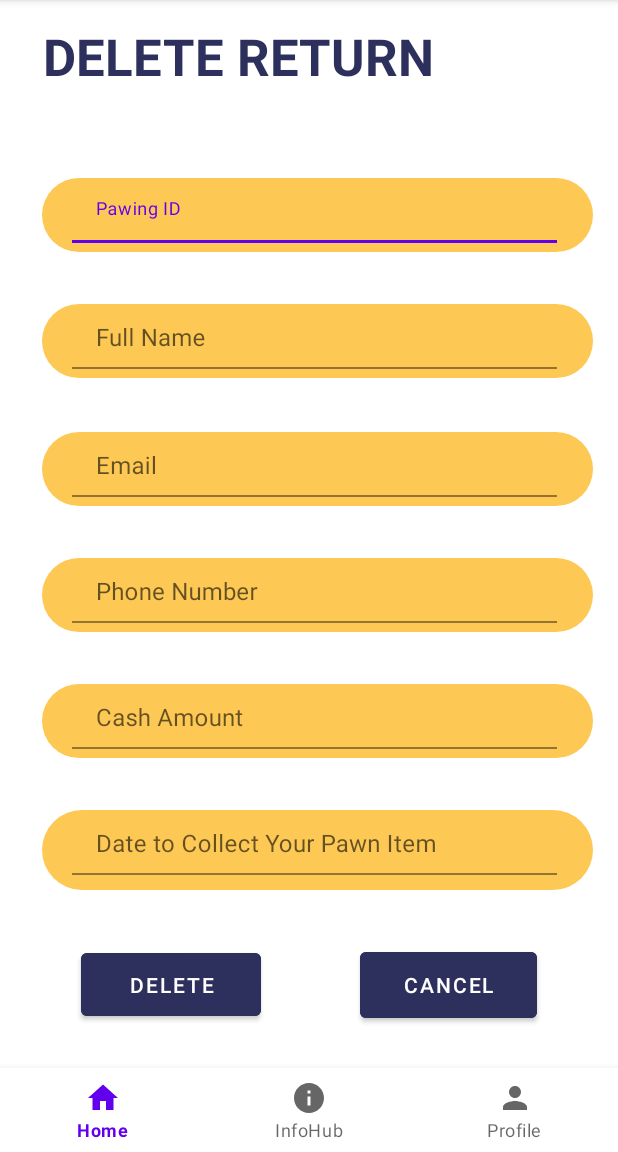
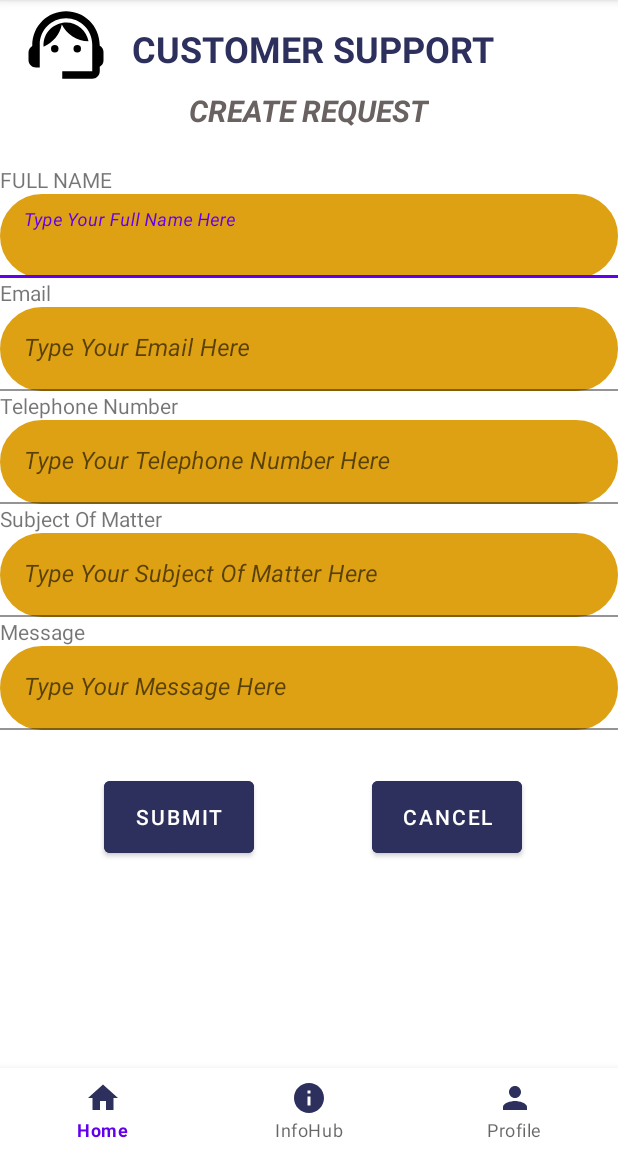
Before and after one commit to teshanj7/CashInPawn, an Android app: the screen it shows after launch (DeleteCashReturn before the commit, CreateCustomerSupport after it), on a phone screen of 412 x 824 dp, the part 84-1236 px from its top. Run offline under Robolectric (Android 15) with nearby library versions, the phone set to English and light mode, and no system bars; Roboto replaces fonts that are not available here.

Commit message:
create customer support

```diff
--- /dev/null
+++ b/app/src/main/java/com/example/pawningsystem/CreateCustomerSupport.kt
@@ -0,0 +1,11 @@
+package com.example.pawningsystem
+
+import androidx.appcompat.app.AppCompatActivity
+import android.os.Bundle
+
+class CreateCustomerSupport : AppCompatActivity() {
+    override fun onCreate(savedInstanceState: Bundle?) {
+        super.onCreate(savedInstanceState)
+        setContentView(R.layout.activity_create_customer_support)
+    }
+}
--- /dev/null
+++ b/app/src/main/res/drawable/baseline_support_agent_24.xml
@@ -0,0 +1,8 @@
+<vector android:height="24dp" android:tint="#000000"
+    android:viewportHeight="24" android:viewportWidth="24"
+    android:width="24dp" xmlns:android="http://schemas.android.com/apk/res/android">
+    <path android:fillColor="@android:color/white" android:pathData="M21,12.22C21,6.73 16.74,3 12,3c-4.69,0 -9,3.65 -9,9.28C2.4,12.62 2,13.26 2,14v2c0,1.1 0.9,2 2,2h1v-6.1c0,-3.87 3.13,-7 7,-7s7,3.13 7,7V19h-8v2h8c1.1,0 2,-0.9 2,-2v-1.22c0.59,-0.31 1,-0.92 1,-1.64v-2.3C22,13.14 21.59,12.53 21,12.22z"/>
+    <path android:fillColor="@android:color/white" android:pathData="M9,13m-1,0a1,1 0,1 1,2 0a1,1 0,1 1,-2 0"/>
+    <path android:fillColor="@android:color/white" android:pathData="M15,13m-1,0a1,1 0,1 1,2 0a1,1 0,1 1,-2 0"/>
+    <path android:fillColor="@android:color/white" android:pathData="M18,11.03C17.52,8.18 15.04,6 12.05,6c-3.03,0 -6.29,2.51 -6.03,6.45c2.47,-1.01 4.33,-3.21 4.86,-5.89C12.19,9.19 14.88,11 18,11.03z"/>
+</vector>
--- /dev/null
+++ b/app/src/main/res/drawable/round_btn.xml
@@ -0,0 +1,14 @@
+<?xml version="1.0" encoding="utf-8"?>
+<shape xmlns:android="http://schemas.android.com/apk/res/android">
+<solid android:color = "#DEA113"/>
+    <corners
+
+        android:topRightRadius="45dp"
+        android:topLeftRadius="45dp"
+        android:bottomLeftRadius="45dp"
+        android:bottomRightRadius="45dp"
+        />
+    <stroke
+        android:width="3dp"
+        android:color="@color/GoldTheme" />
+</shape>
--- /dev/null
+++ b/app/src/main/res/layout/activity_create_customer_support.xml
@@ -0,0 +1,224 @@
+<?xml version="1.0" encoding="utf-8"?>
+<androidx.constraintlayout.widget.ConstraintLayout xmlns:android="http://schemas.android.com/apk/res/android"
+    xmlns:app="http://schemas.android.com/apk/res-auto"
+    xmlns:tools="http://schemas.android.com/tools"
+    android:layout_width="match_parent"
+    android:layout_height="match_parent"
+    tools:context=".CreateCustomerSupport">
+
+    <FrameLayout
+        android:layout_width="0dp"
+        android:layout_height="0dp"
+        android:background="#FFFFFF"
+        app:layout_constraintBottom_toTopOf="@+id/bottomNavigationView"
+        app:layout_constraintEnd_toEndOf="parent"
+        app:layout_constraintStart_toStartOf="parent"
+        app:layout_constraintTop_toTopOf="parent">
+
+        <ScrollView
+            android:layout_width="match_parent"
+            android:layout_height="match_parent">
+
+
+            <androidx.constraintlayout.widget.ConstraintLayout
+                android:layout_width="match_parent"
+                android:layout_height="wrap_content">
+
+                <ImageView
+                    android:id="@+id/imageView3"
+                    android:layout_width="@dimen/imageViewW"
+                    android:layout_height="@dimen/imageViewH"
+                    app:layout_constraintEnd_toStartOf="@+id/CustomerSupportTitle"
+                    app:layout_constraintStart_toStartOf="parent"
+                    app:layout_constraintTop_toTopOf="parent"
+                    app:srcCompat="@drawable/baseline_support_agent_24" />
+
+                <TextView
+                    android:id="@+id/CustomerSupportTitle"
+                    android:layout_width="268dp"
+                    android:layout_height="94dp"
+                    android:layout_marginStart="88dp"
+                    android:layout_marginTop="16dp"
+                    android:text="CUSTOMER SUPPORT"
+                    android:textColor="#2D2F5C"
+                    android:textSize="24sp"
+                    android:textStyle="bold"
+                    app:layout_constraintStart_toStartOf="parent"
+                    app:layout_constraintTop_toTopOf="parent" />
+
+                <TextView
+                    android:id="@+id/FullNameText1"
+                    android:layout_width="wrap_content"
+                    android:layout_height="wrap_content"
+                    android:text="@string/FullNameText1"
+                    app:layout_constraintStart_toStartOf="parent"
+                    app:layout_constraintTop_toBottomOf="@+id/CustomerSupportTitle" />
+
+                <TextView
+                    android:id="@+id/EmailText1"
+                    android:layout_width="wrap_content"
+                    android:layout_height="wrap_content"
+                    android:layout_weight="1"
+                    android:text="@string/EmailText1"
+                    app:layout_constraintStart_toStartOf="parent"
+                    app:layout_constraintTop_toBottomOf="@+id/FullNameTIL1" />
+
+                <TextView
+                    android:id="@+id/TelephoneNumberText1"
+                    android:layout_width="wrap_content"
+                    android:layout_height="wrap_content"
+                    android:text="@string/TelephoneNumberText1"
+                    app:layout_constraintStart_toStartOf="parent"
+                    app:layout_constraintTop_toBottomOf="@+id/EmailTIL1" />
+
+                <TextView
+                    android:id="@+id/SOM1"
+                    android:layout_width="wrap_content"
+                    android:layout_height="wrap_content"
+                    android:text="@string/SOM1"
+                    app:layout_constraintStart_toStartOf="parent"
+                    app:layout_constraintTop_toBottomOf="@+id/TelephoneTIL1" />
+
+                <TextView
+                    android:id="@+id/Message1"
+                    android:layout_width="wrap_content"
+                    android:layout_height="wrap_content"
+                    android:text="@string/Message1"
+                    app:layout_constraintStart_toStartOf="parent"
+                    app:layout_constraintTop_toBottomOf="@+id/SOMTIL1" />
+
+                <TextView
+                    android:id="@+id/CreateRequestText"
+                    android:layout_width="wrap_content"
+                    android:layout_height="wrap_content"
+                    android:text="@string/CreateRequestText"
+                    android:textColor="#6A6161"
+                    android:textSize="20sp"
+                    android:textStyle="bold|italic"
+                    app:layout_constraintEnd_toEndOf="parent"
+                    app:layout_constraintStart_toStartOf="parent"
+                    app:layout_constraintTop_toBottomOf="@+id/imageView3" />
+
+                <Button
+                    android:id="@+id/SubmitButton1"
+                    android:layout_width="@dimen/SubmitButton1"
+                    android:layout_height="@dimen/SubmitButton1H"
+                    android:layout_marginStart="4dp"
+                    android:layout_marginTop="28dp"
+                    android:backgroundTint="#2D2F5C"
+                    android:text="@string/SubmitButton1"
+                    app:layout_constraintEnd_toStartOf="@+id/CancelButton1"
+                    app:layout_constraintHorizontal_bias="0.452"
+                    app:layout_constraintStart_toStartOf="parent"
+                    app:layout_constraintTop_toBottomOf="@+id/MessageTIL1" />
+
+                <Button
+                    android:id="@+id/CancelButton1"
+                    android:layout_width="@dimen/CancelButton1"
+                    android:layout_height="@dimen/CancelButton1H"
+                    android:layout_marginTop="28dp"
+                    android:layout_marginEnd="64dp"
+                    android:backgroundTint="#2D2F5C"
+                    android:text="@string/CancelButton1"
+                    app:layout_constraintEnd_toEndOf="parent"
+                    app:layout_constraintTop_toBottomOf="@+id/MessageTIL1" />
+
+                <com.google.android.material.textfield.TextInputLayout
+                    android:id="@+id/MessageTIL1"
+                    android:layout_width="match_parent"
+                    android:layout_height="wrap_content"
+                    android:outlineProvider="bounds"
+                    app:layout_constraintStart_toStartOf="parent"
+                    app:layout_constraintTop_toBottomOf="@+id/Message1">
+
+                    <com.google.android.material.textfield.TextInputEditText
+                        android:layout_width="match_parent"
+                        android:layout_height="wrap_content"
+                        android:background="@drawable/round_btn"
+                        android:hint="Type Your Message Here"
+                        android:inputType="textLongMessage|text"
+                        android:textStyle="italic" />
+                </com.google.android.material.textfield.TextInputLayout>
+
+                <com.google.android.material.textfield.TextInputLayout
+                    android:id="@+id/SOMTIL1"
+                    android:layout_width="match_parent"
+                    android:layout_height="wrap_content"
+                    app:layout_constraintStart_toStartOf="parent"
+                    app:layout_constraintTop_toBottomOf="@+id/SOM1">
+
+                    <com.google.android.material.textfield.TextInputEditText
+                        android:layout_width="match_parent"
+                        android:layout_height="wrap_content"
+                        android:background="@drawable/round_btn"
+                        android:hint="Type Your Subject Of Matter Here"
+                        android:inputType="text"
+                        android:textStyle="italic" />
+                </com.google.android.material.textfield.TextInputLayout>
+
+                <com.google.android.material.textfield.TextInputLayout
+                    android:id="@+id/TelephoneTIL1"
+                    android:layout_width="match_parent"
+                    android:layout_height="wrap_content"
+                    app:layout_constraintStart_toStartOf="parent"
+                    app:layout_constraintTop_toBottomOf="@+id/TelephoneNumberText1">
+
+                    <com.google.android.material.textfield.TextInputEditText
+                        android:layout_width="match_parent"
+                        android:layout_height="wrap_content"
+                        android:background="@drawable/round_btn"
+                        android:hint="Type Your Telephone Number Here"
+                        android:inputType="phone"
+                        android:textStyle="italic" />
+                </com.google.android.material.textfield.TextInputLayout>
+
+                <com.google.android.material.textfield.TextInputLayout
+                    android:id="@+id/EmailTIL1"
+                    android:layout_width="match_parent"
+                    android:layout_height="wrap_content"
+                    app:layout_constraintStart_toStartOf="parent"
+                    app:layout_constraintTop_toBottomOf="@+id/EmailText1">
+
+                    <com.google.android.material.textfield.TextInputEditText
+                        android:layout_width="match_parent"
+                        android:layout_height="wrap_content"
+                        android:background="@drawable/round_btn"
+                        android:hint="Type Your Email Here"
+                        android:inputType="textEmailAddress"
+                        android:textStyle="italic" />
+                </com.google.android.material.textfield.TextInputLayout>
+
+                <com.google.android.material.textfield.TextInputLayout
+                    android:id="@+id/FullNameTIL1"
+                    android:layout_width="match_parent"
+                    android:layout_height="wrap_content"
+                    app:layout_constraintStart_toStartOf="parent"
+                    app:layout_constraintTop_toBottomOf="@+id/FullNameText1">
+
+                    <com.google.android.material.textfield.TextInputEditText
+                        android:layout_width="match_parent"
+                        android:layout_height="wrap_content"
+                        android:background="@drawable/round_btn"
+                        android:hint="Type Your Full Name Here"
+                        android:inputType="textPersonName"
+                        android:textStyle="italic" />
+
+                </com.google.android.material.textfield.TextInputLayout>
+
+            </androidx.constraintlayout.widget.ConstraintLayout>
+        </ScrollView>
+    </FrameLayout>
+    <com.google.android.material.bottomnavigation.BottomNavigationView
+        android:id="@+id/bottomNavigationView"
+        android:layout_width="match_parent"
+        android:layout_height="wrap_content"
+        app:backgroundTint="#FFFFFF"
+        app:itemIconTint="@color/NavyBlueTheme"
+        app:layout_constraintBottom_toBottomOf="parent"
+        app:layout_constraintEnd_toEndOf="parent"
+        app:layout_constraintStart_toStartOf="parent"
+        app:menu="@menu/bottom_navmenu">
+
+    </com.google.android.material.bottomnavigation.BottomNavigationView>
+
+</androidx.constraintlayout.widget.ConstraintLayout>
--- a/app/src/main/res/values/dimens.xml
+++ b/app/src/main/res/values/dimens.xml
@@ -62,5 +62,16 @@
     <dimen name="inputTextTop_Bottom">8dp</dimen>
     <dimen name="CardMarginBottom"> 16dp</dimen>
 
+    <!--Customer support-->
+    <!-- CREATE -->
+    <dimen name="CustomerSupportTitle">300dp</dimen>
+    <dimen name="CustomerSupportTitleH">100dp</dimen>
+    <dimen name="imageViewW">60dp</dimen>
+    <dimen name="imageViewH">60dp</dimen>
+    <dimen name="SubmitButton1">100dp</dimen>
+    <dimen name="SubmitButton1H">60dp</dimen>
+    <dimen name="CancelButton1">100dp</dimen>
+    <dimen name="CancelButton1H">60dp</dimen>
+
 
 </resources>
--- a/app/src/main/res/values/strings.xml
+++ b/app/src/main/res/values/strings.xml
@@ -110,4 +110,16 @@
     <string name="Delete_text">DELETE RETURN</string>
     <string name="View_Return">VIEW RETURN</string>
     <string name="View_btn">VIEW</string>
+
+    <!-- Customer support-->
+    <!-- Create Page -->
+    <string name="CustomerSupportTitle">CUSTOMER SUPPORT</string>
+    <string name="FullNameText1">FULL NAME</string>
+    <string name="EmailText1">Email</string>
+    <string name="TelephoneNumberText1">Telephone Number</string>
+    <string name="SOM1">Subject Of Matter</string>
+    <string name="Message1">Message</string>
+    <string name="SubmitButton1">SUBMIT</string>
+    <string name="CancelButton1">CANCEL</string>
+    <string name="CreateRequestText">CREATE REQUEST</string>
 </resources>
```
Also changed, not shown: app/src/main/AndroidManifest.xml (+7 -7 lines).
